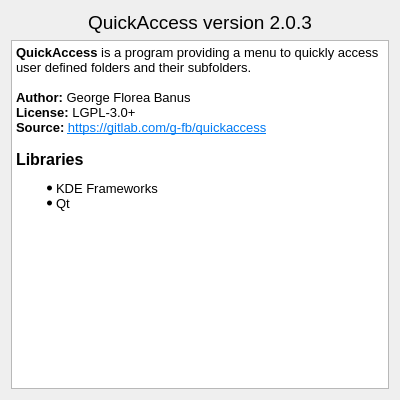
Qt form ui/aboutdialog.ui (g-fb/quickaccess) before a commit.
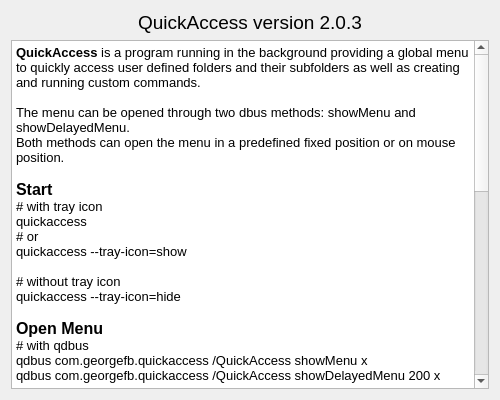
The same form after that commit.

Commit message: - improve description in the about dialog

Patch:
```diff
--- a/ui/aboutdialog.ui
+++ b/ui/aboutdialog.ui
@@ -6,7 +6,7 @@
    <rect>
     <x>0</x>
     <y>0</y>
-    <width>400</width>
+    <width>500</width>
     <height>400</height>
    </rect>
   </property>
@@ -18,7 +18,7 @@
   </property>
   <property name="minimumSize">
    <size>
-    <width>400</width>
+    <width>500</width>
     <height>400</height>
    </size>
   </property>
@@ -59,9 +59,45 @@
 &lt;html&gt;&lt;head&gt;&lt;meta name=&quot;qrichtext&quot; content=&quot;1&quot; /&gt;&lt;style type=&quot;text/css&quot;&gt;
 p, li { white-space: pre-wrap; }
 &lt;/style&gt;&lt;/head&gt;&lt;body style=&quot; font-family:'Noto Sans'; font-size:10pt; font-weight:400; font-style:normal;&quot;&gt;
-&lt;p style=&quot; margin-top:0px; margin-bottom:0px; margin-left:0px; margin-right:0px; -qt-block-indent:0; text-indent:0px;&quot;&gt;&lt;span style=&quot; font-family:'Noto Sans'; font-weight:600;&quot;&gt;QuickAccess&lt;/span&gt;&lt;span style=&quot; font-family:'Noto Sans';&quot;&gt; is a program providing a menu to quickly access user defined folders and their subfolders.&lt;/span&gt;&lt;/p&gt;
+&lt;p style=&quot; margin-top:0px; margin-bottom:0px; margin-left:0px; margin-right:0px; -qt-block-indent:0; text-indent:0px;&quot;&gt;&lt;span style=&quot; font-family:'Noto Sans'; font-weight:600;&quot;&gt;QuickAccess&lt;/span&gt;&lt;span style=&quot; font-family:'Noto Sans';&quot;&gt; is a program running in the background providing a global menu to quickly access user defined folders and their subfolders as well as creating and running custom commands.&lt;/span&gt;&lt;/p&gt;
 &lt;p style=&quot;-qt-paragraph-type:empty; margin-top:0px; margin-bottom:0px; margin-left:0px; margin-right:0px; -qt-block-indent:0; text-indent:0px; font-family:'Noto Sans';&quot;&gt;&lt;br /&gt;&lt;/p&gt;
-&lt;p style=&quot; margin-top:0px; margin-bottom:0px; margin-left:0px; margin-right:0px; -qt-block-indent:0; text-indent:0px;&quot;&gt;&lt;span style=&quot; font-family:'Noto Sans'; font-weight:600;&quot;&gt;Author:&lt;/span&gt;&lt;span style=&quot; font-family:'Noto Sans';&quot;&gt; George Florea Banus&lt;/span&gt;&lt;/p&gt;
+&lt;p style=&quot; margin-top:0px; margin-bottom:0px; margin-left:0px; margin-right:0px; -qt-block-indent:0; text-indent:0px;&quot;&gt;&lt;span style=&quot; font-family:'Noto Sans';&quot;&gt;The menu can be opened through two dbus methods: showMenu and showDelayedMenu.&lt;/span&gt;&lt;/p&gt;
+&lt;p style=&quot; margin-top:0px; margin-bottom:0px; margin-left:0px; margin-right:0px; -qt-block-indent:0; text-indent:0px;&quot;&gt;&lt;span style=&quot; font-family:'Noto Sans';&quot;&gt;Both methods can open the menu in a predefined fixed position or on mouse position.&lt;/span&gt;&lt;/p&gt;
+&lt;p style=&quot;-qt-paragraph-type:empty; margin-top:0px; margin-bottom:0px; margin-left:0px; margin-right:0px; -qt-block-indent:0; text-indent:0px; font-family:'Noto Sans';&quot;&gt;&lt;br /&gt;&lt;/p&gt;
+&lt;p style=&quot; margin-top:0px; margin-bottom:0px; margin-left:0px; margin-right:0px; -qt-block-indent:0; text-indent:0px;&quot;&gt;&lt;span style=&quot; font-family:'Noto Sans'; font-size:12pt; font-weight:600;&quot;&gt;Start&lt;/span&gt;&lt;/p&gt;
+&lt;p style=&quot; margin-top:0px; margin-bottom:0px; margin-left:0px; margin-right:0px; -qt-block-indent:0; text-indent:0px;&quot;&gt;&lt;span style=&quot; font-family:'Noto Sans';&quot;&gt;# with tray icon&lt;/span&gt;&lt;/p&gt;
+&lt;p style=&quot; margin-top:0px; margin-bottom:0px; margin-left:0px; margin-right:0px; -qt-block-indent:0; text-indent:0px;&quot;&gt;&lt;span style=&quot; font-family:'Noto Sans';&quot;&gt;quickaccess&lt;/span&gt;&lt;/p&gt;
+&lt;p style=&quot; margin-top:0px; margin-bottom:0px; margin-left:0px; margin-right:0px; -qt-block-indent:0; text-indent:0px;&quot;&gt;&lt;span style=&quot; font-family:'Noto Sans';&quot;&gt;# or&lt;/span&gt;&lt;/p&gt;
+&lt;p style=&quot; margin-top:0px; margin-bottom:0px; margin-left:0px; margin-right:0px; -qt-block-indent:0; text-indent:0px;&quot;&gt;&lt;span style=&quot; font-family:'Noto Sans';&quot;&gt;quickaccess --tray-icon=show&lt;/span&gt;&lt;/p&gt;
+&lt;p style=&quot;-qt-paragraph-type:empty; margin-top:0px; margin-bottom:0px; margin-left:0px; margin-right:0px; -qt-block-indent:0; text-indent:0px; font-family:'Noto Sans';&quot;&gt;&lt;br /&gt;&lt;/p&gt;
+&lt;p style=&quot; margin-top:0px; margin-bottom:0px; margin-left:0px; margin-right:0px; -qt-block-indent:0; text-indent:0px;&quot;&gt;&lt;span style=&quot; font-family:'Noto Sans';&quot;&gt;# without tray icon&lt;/span&gt;&lt;/p&gt;
+&lt;p style=&quot; margin-top:0px; margin-bottom:0px; margin-left:0px; margin-right:0px; -qt-block-indent:0; text-indent:0px;&quot;&gt;&lt;span style=&quot; font-family:'Noto Sans';&quot;&gt;quickaccess --tray-icon=hide&lt;/span&gt;&lt;/p&gt;
+&lt;p style=&quot;-qt-paragraph-type:empty; margin-top:0px; margin-bottom:0px; margin-left:0px; margin-right:0px; -qt-block-indent:0; text-indent:0px; font-family:'Noto Sans';&quot;&gt;&lt;br /&gt;&lt;/p&gt;
+&lt;p style=&quot; margin-top:0px; margin-bottom:0px; margin-left:0px; margin-right:0px; -qt-block-indent:0; text-indent:0px;&quot;&gt;&lt;span style=&quot; font-family:'Noto Sans'; font-size:12pt; font-weight:600;&quot;&gt;Open Menu&lt;/span&gt;&lt;/p&gt;
+&lt;p style=&quot; margin-top:0px; margin-bottom:0px; margin-left:0px; margin-right:0px; -qt-block-indent:0; text-indent:0px;&quot;&gt;&lt;span style=&quot; font-family:'Noto Sans';&quot;&gt;# with qdbus&lt;/span&gt;&lt;/p&gt;
+&lt;p style=&quot; margin-top:0px; margin-bottom:0px; margin-left:0px; margin-right:0px; -qt-block-indent:0; text-indent:0px;&quot;&gt;&lt;span style=&quot; font-family:'Noto Sans';&quot;&gt;qdbus com.georgefb.quickaccess /QuickAccess showMenu x&lt;/span&gt;&lt;/p&gt;
+&lt;p style=&quot; margin-top:0px; margin-bottom:0px; margin-left:0px; margin-right:0px; -qt-block-indent:0; text-indent:0px;&quot;&gt;&lt;span style=&quot; font-family:'Noto Sans';&quot;&gt;qdbus com.georgefb.quickaccess /QuickAccess showDelayedMenu 200 x&lt;/span&gt;&lt;/p&gt;
+&lt;p style=&quot;-qt-paragraph-type:empty; margin-top:0px; margin-bottom:0px; margin-left:0px; margin-right:0px; -qt-block-indent:0; text-indent:0px; font-family:'Noto Sans';&quot;&gt;&lt;br /&gt;&lt;/p&gt;
+&lt;p style=&quot; margin-top:0px; margin-bottom:0px; margin-left:0px; margin-right:0px; -qt-block-indent:0; text-indent:0px;&quot;&gt;&lt;span style=&quot; font-family:'Noto Sans';&quot;&gt;# with dbus-send&lt;/span&gt;&lt;/p&gt;
+&lt;p style=&quot; margin-top:0px; margin-bottom:0px; margin-left:0px; margin-right:0px; -qt-block-indent:0; text-indent:0px;&quot;&gt;&lt;span style=&quot; font-family:'Noto Sans';&quot;&gt;dbus-send --type=method_call --dest=com.georgefb.quickaccess /QuickAccess com.georgefb.QuickAccess.showMenu int32:x&lt;/span&gt;&lt;/p&gt;
+&lt;p style=&quot;-qt-paragraph-type:empty; margin-top:0px; margin-bottom:0px; margin-left:0px; margin-right:0px; -qt-block-indent:0; text-indent:0px; font-family:'Noto Sans';&quot;&gt;&lt;br /&gt;&lt;/p&gt;
+&lt;p style=&quot; margin-top:0px; margin-bottom:0px; margin-left:0px; margin-right:0px; -qt-block-indent:0; text-indent:0px;&quot;&gt;&lt;span style=&quot; font-family:'Noto Sans';&quot;&gt;dbus-send --type=method_call --dest=com.georgefb.quickaccess /QuickAccess com.georgefb.QuickAccess.showDelayedMenu int32:200 int32:x&lt;/span&gt;&lt;/p&gt;
+&lt;p style=&quot;-qt-paragraph-type:empty; margin-top:0px; margin-bottom:0px; margin-left:0px; margin-right:0px; -qt-block-indent:0; text-indent:0px; font-family:'Noto Sans';&quot;&gt;&lt;br /&gt;&lt;/p&gt;
+&lt;p style=&quot; margin-top:0px; margin-bottom:0px; margin-left:0px; margin-right:0px; -qt-block-indent:0; text-indent:0px;&quot;&gt;&lt;span style=&quot; font-family:'Noto Sans';&quot;&gt;Replace x with a number from 0 to 9 to set the preffered position where the menu should open.&lt;/span&gt;&lt;/p&gt;
+&lt;p style=&quot; margin-top:0px; margin-bottom:0px; margin-left:0px; margin-right:0px; -qt-block-indent:0; text-indent:0px;&quot;&gt;&lt;span style=&quot; font-family:'Noto Sans';&quot;&gt;0 - mouse position (default)&lt;/span&gt;&lt;/p&gt;
+&lt;p style=&quot; margin-top:0px; margin-bottom:0px; margin-left:0px; margin-right:0px; -qt-block-indent:0; text-indent:0px;&quot;&gt;&lt;span style=&quot; font-family:'Noto Sans';&quot;&gt;1 - top left&lt;/span&gt;&lt;/p&gt;
+&lt;p style=&quot; margin-top:0px; margin-bottom:0px; margin-left:0px; margin-right:0px; -qt-block-indent:0; text-indent:0px;&quot;&gt;&lt;span style=&quot; font-family:'Noto Sans';&quot;&gt;2 - top hcenter&lt;/span&gt;&lt;/p&gt;
+&lt;p style=&quot; margin-top:0px; margin-bottom:0px; margin-left:0px; margin-right:0px; -qt-block-indent:0; text-indent:0px;&quot;&gt;&lt;span style=&quot; font-family:'Noto Sans';&quot;&gt;3 - top right&lt;/span&gt;&lt;/p&gt;
+&lt;p style=&quot; margin-top:0px; margin-bottom:0px; margin-left:0px; margin-right:0px; -qt-block-indent:0; text-indent:0px;&quot;&gt;&lt;span style=&quot; font-family:'Noto Sans';&quot;&gt;4 - vcenter left&lt;/span&gt;&lt;/p&gt;
+&lt;p style=&quot; margin-top:0px; margin-bottom:0px; margin-left:0px; margin-right:0px; -qt-block-indent:0; text-indent:0px;&quot;&gt;&lt;span style=&quot; font-family:'Noto Sans';&quot;&gt;5 - center&lt;/span&gt;&lt;/p&gt;
+&lt;p style=&quot; margin-top:0px; margin-bottom:0px; margin-left:0px; margin-right:0px; -qt-block-indent:0; text-indent:0px;&quot;&gt;&lt;span style=&quot; font-family:'Noto Sans';&quot;&gt;6 - vcenter rigth&lt;/span&gt;&lt;/p&gt;
+&lt;p style=&quot; margin-top:0px; margin-bottom:0px; margin-left:0px; margin-right:0px; -qt-block-indent:0; text-indent:0px;&quot;&gt;&lt;span style=&quot; font-family:'Noto Sans';&quot;&gt;7 - bottom left&lt;/span&gt;&lt;/p&gt;
+&lt;p style=&quot; margin-top:0px; margin-bottom:0px; margin-left:0px; margin-right:0px; -qt-block-indent:0; text-indent:0px;&quot;&gt;&lt;span style=&quot; font-family:'Noto Sans';&quot;&gt;8 - bottom hcenter&lt;/span&gt;&lt;/p&gt;
+&lt;p style=&quot; margin-top:0px; margin-bottom:0px; margin-left:0px; margin-right:0px; -qt-block-indent:0; text-indent:0px;&quot;&gt;&lt;span style=&quot; font-family:'Noto Sans';&quot;&gt;9 - bottom right&lt;/span&gt;&lt;/p&gt;
+&lt;p style=&quot;-qt-paragraph-type:empty; margin-top:0px; margin-bottom:0px; margin-left:0px; margin-right:0px; -qt-block-indent:0; text-indent:0px; font-family:'Noto Sans';&quot;&gt;&lt;br /&gt;&lt;/p&gt;
+&lt;p style=&quot; margin-top:0px; margin-bottom:0px; margin-left:0px; margin-right:0px; -qt-block-indent:0; text-indent:0px;&quot;&gt;&lt;span style=&quot; font-family:'Noto Sans';&quot;&gt;--------------------------------------------------------------&lt;/span&gt;&lt;/p&gt;
+&lt;p style=&quot;-qt-paragraph-type:empty; margin-top:0px; margin-bottom:0px; margin-left:0px; margin-right:0px; -qt-block-indent:0; text-indent:0px; font-family:'Noto Sans';&quot;&gt;&lt;br /&gt;&lt;/p&gt;
+&lt;p style=&quot; margin-top:0px; margin-bottom:0px; margin-left:0px; margin-right:0px; -qt-block-indent:0; text-indent:0px;&quot;&gt;&lt;span style=&quot; font-family:'Noto Sans'; font-weight:600;&quot;&gt;Author:&lt;/span&gt;&lt;span style=&quot; font-family:'Noto Sans';&quot;&gt; George Florea Bănuș&lt;/span&gt;&lt;/p&gt;
 &lt;p style=&quot; margin-top:0px; margin-bottom:0px; margin-left:0px; margin-right:0px; -qt-block-indent:0; text-indent:0px;&quot;&gt;&lt;span style=&quot; font-family:'Noto Sans'; font-weight:600;&quot;&gt;License:&lt;/span&gt;&lt;span style=&quot; font-family:'Noto Sans';&quot;&gt; LGPL-3.0+&lt;/span&gt;&lt;/p&gt;
 &lt;p style=&quot; margin-top:0px; margin-bottom:0px; margin-left:0px; margin-right:0px; -qt-block-indent:0; text-indent:0px;&quot;&gt;&lt;span style=&quot; font-family:'Noto Sans'; font-weight:600;&quot;&gt;Source:&lt;/span&gt;&lt;span style=&quot; font-family:'Noto Sans';&quot;&gt; &lt;/span&gt;&lt;a href=&quot;https://gitlab.com/g-fb/quickaccess&quot;&gt;&lt;span style=&quot; font-family:'Noto Sans'; text-decoration: underline; color:#007af4;&quot;&gt;https://gitlab.com/g-fb/quickaccess&lt;/span&gt;&lt;/a&gt;&lt;/p&gt;
 &lt;p style=&quot;-qt-paragraph-type:empty; margin-top:0px; margin-bottom:0px; margin-left:0px; margin-right:0px; -qt-block-indent:0; text-indent:0px; font-family:'Noto Sans';&quot;&gt;&lt;br /&gt;&lt;/p&gt;
```
